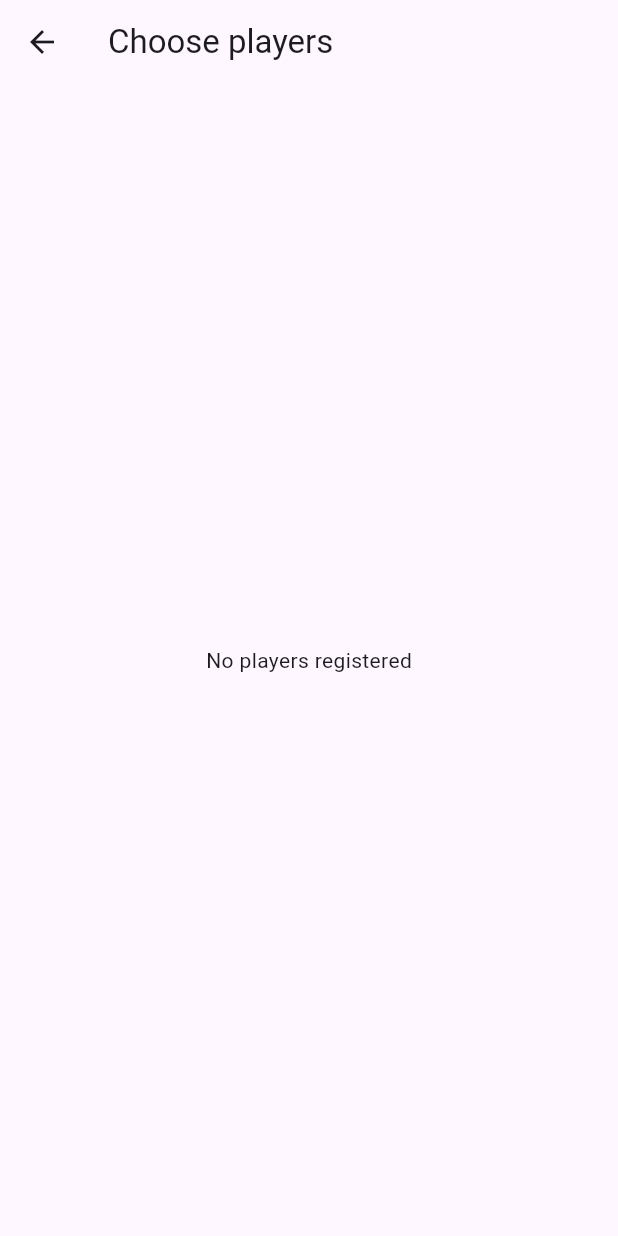
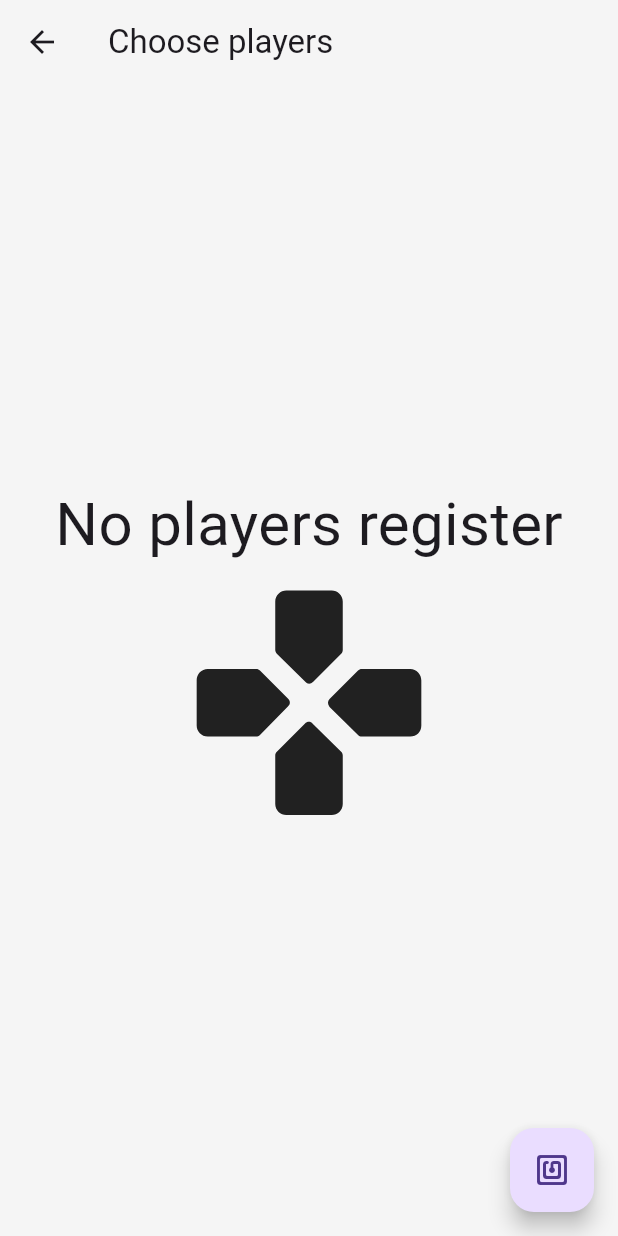
Before and after one commit to sebaszap123-dev/monopoly-banker-nfc, a Flutter app: the ElectronicGameSetupV2 screen opened directly, on a phone screen of 412 x 824 dp. Run offline on Flutter 3.47's test engine with Material 3 defaults, Android fonts, the phone set to English and light mode, and no system bars; our stand-ins replace auto_route, bloc, equatable, flutter_bloc, flutter_slidable, get_it and 5 more; missing offline and left inert: art_sweetalert, nfc_manager; accounts and stored records are empty; generated files the repository leaves out were written again.

Commit message:
tested v2 with add cards and all correct!

```diff
--- a/lib/config/router/monopoly_router.dart
+++ b/lib/config/router/monopoly_router.dart
@@ -7,7 +7,7 @@ import 'package:monopoly_banker/config/router/guards/game_guard.dart';
 import 'monopoly_router.gr.dart';
 
 @AutoRouterConfig()
-class MonopolyRouter extends RootStackRouter {
+class MonopolyRouter extends $MonopolyRouter {
   @override
   List<AutoRoute> get routes => [
         AutoRoute(page: HomeRoute.page, initial: true),
--- a/lib/data/core/monopoly_electronico_v2/banker_electronic_bloc_v2.dart
+++ b/lib/data/core/monopoly_electronico_v2/banker_electronic_bloc_v2.dart
@@ -10,8 +10,8 @@ import 'package:monopoly_banker/data/model/player.dart';
 part 'banker_electronic_event_v2.dart';
 part 'banker_electronic_state_v2.dart';
 
-class ElectronicGameV2 extends Bloc<ElectronicEvent, ElectronicState> {
-  ElectronicGameV2() : super(const ElectronicState()) {
+class ElectronicGameV2Bloc extends Bloc<ElectronicEvent, ElectronicState> {
+  ElectronicGameV2Bloc() : super(const ElectronicState()) {
     on<StartGameEvent>(_startGameEvent);
     on<RestoreGameEvent>(_restoreGameEvent);
     on<BackupGameEvent>(_backGameEvent);
@@ -28,14 +28,17 @@ class ElectronicGameV2 extends Bloc<ElectronicEvent, ElectronicState> {
     if (event.appPaused) {
       if (state.status == GameStatus.backup) return;
       // await getIt<BankerManagerService>().backupPlayers(state.players);
-      throw UnimplementedError();
+      BankerAlerts.unhandledError(error: "No implementado aun");
+      BankerAlerts.unhandledError(error: "No implementado aun");
+      ;
       // return;
     }
     if (state.gameSessionId == null) {
       throw Exception(
           'No session id, why you can play if no session is created?');
     }
-    throw UnimplementedError();
+    BankerAlerts.unhandledError(error: "No implementado aun");
+    ;
 
     // emit(state.copyWith(status: GameStatus.loading));
     // await getIt<BankerManagerService>().backupPlayers(state.players);
@@ -51,7 +54,8 @@ class ElectronicGameV2 extends Bloc<ElectronicEvent, ElectronicState> {
   _restoreGameEvent(
       RestoreGameEvent event, Emitter<ElectronicState> emit) async {
     emit(state.copyWith(status: GameStatus.loading));
-    throw UnimplementedError();
+    BankerAlerts.unhandledError(error: "No implementado aun");
+    ;
 
     // final session =
     //     await getIt<BankerManagerService>().getGameSession(event.sessionId);
@@ -74,7 +78,8 @@ class ElectronicGameV2 extends Bloc<ElectronicEvent, ElectronicState> {
 
   _startGameEvent(StartGameEvent event, Emitter<ElectronicState> emit) async {
     // TODO: IMPLEMENT
-    throw UnimplementedError();
+    BankerAlerts.unhandledError(error: "No implementado aun");
+    ;
     // try {
     //   emit(state.copyWith(status: GameStatus.loading));
 //
@@ -97,7 +102,8 @@ class ElectronicGameV2 extends Bloc<ElectronicEvent, ElectronicState> {
 
   _changeUserEvent(
       UpdatePlayerEvent event, Emitter<ElectronicState> emit) async {
-    throw UnimplementedError();
+    BankerAlerts.unhandledError(error: "No implementado aun");
+    ;
 
     // final resp = await BankerAlerts.readNfcDataCard();
     // try {
--- a/lib/data/model/electronic_v2/monopoly_cards_v2.dart
+++ b/lib/data/model/electronic_v2/monopoly_cards_v2.dart
@@ -16,6 +16,8 @@ class MonopolyCardV2 {
   late String number;
   late String colorHex;
   late String colorName;
+  @ignore
+  String? displayName;
 
   MonopolyCardV2();
 
--- a/lib/data/model/ndfe_record_info.dart
+++ b/lib/data/model/ndfe_record_info.dart
@@ -38,7 +38,7 @@ class NdefRecordInfo {
             '(${record0.record.type.toHexString()}) ${record0.record.payload.toHexString()}',
       );
     }
-    throw UnimplementedError();
+    throw UnimplementedError("NFC");
   }
 }
 
--- a/lib/data/service/electronic_v2/cards_manager_service.dart
+++ b/lib/data/service/electronic_v2/cards_manager_service.dart
@@ -22,7 +22,7 @@ class CardsManagerService {
     for (var color in cardPreferences.keys) {
       bool hasCard = await cardPreferences[color]!;
       if (hasCard) {
-        MonopolyCardV2? card = createCard(color);
+        MonopolyCardV2? card = createCardByColor(color);
         if (card != null) {
           cards.add(card);
         }
@@ -33,7 +33,7 @@ class CardsManagerService {
   }
 
   // Función para crear una carta MonopolyCardV2 a partir de un color
-  static MonopolyCardV2? createCard(String colorName) {
+  static MonopolyCardV2? createCardByColor(String colorName) {
     if (defaultCards.containsKey(colorName)) {
       return MonopolyCardV2()
         ..number = defaultCards[colorName]!.keys.first
@@ -42,4 +42,8 @@ class CardsManagerService {
     }
     return null; // Si no existe el color, retornamos null
   }
+
+  static Future<void> addCard(MonopolyCardV2 card) async {
+    await getIt<ElectronicPreferenceV2>().cardAdd(card.number);
+  }
 }
--- a/lib/data/service_locator.dart
+++ b/lib/data/service_locator.dart
@@ -1,6 +1,7 @@
 import 'package:get_it/get_it.dart';
 import 'package:monopoly_banker/config/router/monopoly_router.dart';
 import 'package:monopoly_banker/data/core/monopoly_electronico/banker_electronic_bloc.dart';
+import 'package:monopoly_banker/data/core/monopoly_electronico_v2/banker_electronic_bloc_v2.dart';
 import 'package:monopoly_banker/data/database/electronic_preference_v2.dart';
 import 'package:monopoly_banker/data/service/banker_manager_service.dart';
 import 'package:nfc_manager/nfc_manager.dart';
@@ -20,4 +21,5 @@ Future<void> servicelocator() async {
   getIt.registerSingleton(monstrance);
   getIt.registerSingleton(RouterCubit());
   getIt.registerSingleton(MonopolyElectronicBloc());
+  getIt.registerSingleton(ElectronicGameV2Bloc());
 }
--- a/lib/interface/views/electronic_v2/electronic_game_setup_v2.dart
+++ b/lib/interface/views/electronic_v2/electronic_game_setup_v2.dart
@@ -1,26 +1,46 @@
 // ignore_for_file: avoid_print, use_build_context_synchronously
 
 import 'package:flutter/material.dart';
+import 'package:flutter_bloc/flutter_bloc.dart';
 import 'package:monopoly_banker/config/router/monopoly_router.dart';
 import 'package:monopoly_banker/config/router/monopoly_router.gr.dart';
+import 'package:monopoly_banker/config/utils/banker_alerts.dart';
+import 'package:monopoly_banker/config/utils/game_versions_support.dart';
 import 'package:monopoly_banker/data/core/monopoly_electronico_v2/banker_electronic_bloc_v2.dart';
 import 'package:monopoly_banker/data/model/electronic_v2/monopoly_cards_v2.dart';
 import 'package:monopoly_banker/data/model/player.dart';
 import 'package:monopoly_banker/data/service/electronic_v2/cards_manager_service.dart';
 import 'package:monopoly_banker/data/service_locator.dart';
 import 'package:monopoly_banker/interface/widgets/monopoly_credit_card.dart';
+import 'package:monopoly_banker/interface/widgets/nfc_add_card_v2.dart';
 
 class ElectronicGameSetupV2 extends StatefulWidget {
-  const ElectronicGameSetupV2({super.key});
+  const ElectronicGameSetupV2({
+    super.key,
+  });
 
   @override
-  State<ElectronicGameSetupV2> createState() => _ElectronicGameSetupV2State();
+  State<ElectronicGameSetupV2> createState() => _ElectronicGameSetupState();
 }
 
-class _ElectronicGameSetupV2State extends State<ElectronicGameSetupV2> {
-  List<MonopolyCardV2> cards = [];
+class _ElectronicGameSetupState extends State<ElectronicGameSetupV2> {
+  Map<MonopolyCardV2, bool> cards = {};
   List<MonopolyPlayer> players = [];
   bool isLoading = true;
+  final GameVersions gameVersion = GameVersions.electronicv2;
+  _initCards() async {
+    final resp = await CardsManagerService.getRegisteredCards();
+    if (resp.isNotEmpty) {
+      for (var card in resp) {
+        cards[card] = false;
+      }
+    }
+    if (mounted) {
+      setState(() {
+        isLoading = false;
+      });
+    }
+  }
 
   @override
   void initState() {
@@ -28,51 +48,141 @@ class _ElectronicGameSetupV2State extends State<ElectronicGameSetupV2> {
     _initCards();
   }
 
-  Future<void> _initCards() async {
-    cards = await CardsManagerService.getRegisteredCards();
-    setState(() {
-      isLoading = false;
-    });
+  void deleteCard(MonopolyCardV2 card) async {
+    throw UnimplementedError();
+    // final resp = await getIt<BankerManagerService>().deleteMonopolyCard(card);
+    // if (resp != 0) {
+    //   cards.remove(card);
+    // }
+    // setState(() {});
   }
 
-  void deleteCard(MonopolyCardV2 card) async {
-    // Implementar lógica para eliminar la carta
-    setState(() {
-      cards.remove(card);
-    });
+  void onTapCard(MapEntry<MonopolyCardV2, bool> entry) async {
+    throw UnimplementedError();
+
+    // final matchingPlayers = players
+    //     .where((player) => player.card!.number == entry.key.number)
+    //     .toList();
+    // final action = matchingPlayers.isNotEmpty
+    //     ? await BankerAlerts.showAddPlayerAlert(
+    //         oldName: matchingPlayers[0].namePlayer)
+    //     : await BankerAlerts.showAddPlayerAlert();
+
+    // if (action.key == CardManagerStatus.cancel) return;
+
+    // if (action.key == CardManagerStatus.delete) {
+    //   deleteCard(entry.key);
+    //   return;
+    // }
+
+    // final playerName = action.value;
+    // if (playerName != null) {
+    //   if (matchingPlayers.isNotEmpty) {
+    //     final index = players.indexOf(matchingPlayers[0]);
+    //     players[index] = matchingPlayers[0]..name = playerName;
+    //   } else {
+    //     players.add(MonopolyPlayer.fromCard(entry.key, playerName));
+    //   }
+    //   cards.remove(entry.key);
+    //   final updatedCard = entry.key.copyWith(displayName: playerName);
+    //   cards[updatedCard] = true;
+    // } else {
+    //   cards[entry.key] = !entry.value;
+    // }
+
+    // setState(() {});
   }
 
-  void onTapCard(MonopolyCardV2 card) async {
-    // Implementar lógica para manejar el tap en la carta
+  bool get _maxPlayers {
+    return cards.length == 6;
+  }
+
+  bool get _canPlay {
+    return players.length >= 2;
+  }
+
+  void addNewCard() async {
+    final resp = await showDialog<MonopolyCardV2>(
+        context: context,
+        builder: (context) {
+          return NfcAddCardV2(
+            context: context,
+            version: gameVersion,
+            validPlay: _canPlay,
+            startGame: startGame,
+            currentCards: cards.keys.map((key) => key).toList(),
+          );
+        });
+    if (resp != null) {
+      await CardsManagerService.addCard(resp);
+      cards[resp] = false;
+      setState(() {});
+    }
+  }
+
+  double get cardHeight {
+    return MediaQuery.of(context).size.height * 0.3;
   }
 
   void startGame() {
     if (players.isEmpty || players.length < 2) {
-      // Mostrar alerta de error
+      BankerAlerts.noPlayersSelected();
       return;
     }
-    // Iniciar el juego
-    getIt<ElectronicGameV2>().add(StartGameEvent(players));
+    getIt<ElectronicGameV2Bloc>().add(StartGameEvent(players));
+    BankerAlerts.unhandledError(
+        error: "No implemented yet go to a game v2", myContext: context);
     getIt<RouterCubit>().state.push(const ElectronicGameRoute());
   }
 
   @override
   Widget build(BuildContext context) {
-    return Scaffold(
-      appBar: AppBar(title: const Text('Choose players')),
-      body: isLoading
-          ? Center(child: CircularProgressIndicator())
-          : cards.isNotEmpty
-              ? ListView(
-                  children: cards
-                      .map((card) => MonopolyCreditCard(
-                            // ... propiedades de MonopolyCreditCard
-                            onTap: () => onTapCard(card), color: card.color,
-                            cardNumber: card.number,
+    return BlocSelector<ElectronicGameV2Bloc, ElectronicState, GameStatus>(
+      selector: (state) {
+        return state.status;
+      },
+      builder: (context, state) {
+        if (state == GameStatus.loading) {
+          return Center(
+              child: CircularProgressIndicator(color: Colors.blue.shade200));
+        }
+        return Scaffold(
+            backgroundColor: Colors.grey.shade100,
+            appBar: AppBar(
+              title: const Text('Choose players'),
+              backgroundColor: Colors.grey.shade100,
+            ),
+            floatingActionButton: FloatingActionButton(
+              heroTag: 'NFC-GAME',
+              onPressed: !_maxPlayers ? addNewCard : startGame,
+              child: Icon(
+                !_maxPlayers ? Icons.nfc_rounded : Icons.play_circle_rounded,
+              ),
+            ),
+            body: cards.isNotEmpty
+                ? ListView(
+                    padding: const EdgeInsets.symmetric(horizontal: 20),
+                    children: [
+                      const SizedBox(height: 50),
+                      ...cards.entries.map((e) => MonopolyCreditCard(
+                            isSelected: e.value,
+                            color: e.key.color,
+                            cardNumber: e.key.number,
+                            displayName: e.key.displayName,
+                            onTap: () => onTapCard(e),
                           ))
-                      .toList(),
-                )
-              : const Center(child: Text('No players registered')),
+                    ],
+                  )
+                : const Center(
+                    child: Column(
+                        mainAxisAlignment: MainAxisAlignment.center,
+                        children: [
+                          Text('No players register',
+                              style: TextStyle(fontSize: 40)),
+                          Icon(Icons.gamepad_rounded, size: 180),
+                        ]),
+                  ));
+      },
     );
   }
 }
--- a/lib/interface/widgets/nfc_add_card_v2.dart
+++ b/lib/interface/widgets/nfc_add_card_v2.dart
@@ -8,7 +8,6 @@ import 'package:monopoly_banker/config/utils/extensions.dart';
 import 'package:monopoly_banker/config/utils/game_versions_support.dart';
 import 'package:monopoly_banker/data/model/electronic_v2/monopoly_cards_v2.dart'; // Actualizar importación
 import 'package:monopoly_banker/data/model/record.dart';
-import 'package:monopoly_banker/data/service/electronic_v2/cards_manager_service.dart';
 import 'package:monopoly_banker/data/service_locator.dart';
 import 'package:monopoly_banker/interface/widgets/nfc_loading_animation.dart';
 import 'package:nfc_manager/nfc_manager.dart';
```
Also changed, not shown: lib/main.dart (+10 -3 lines).
